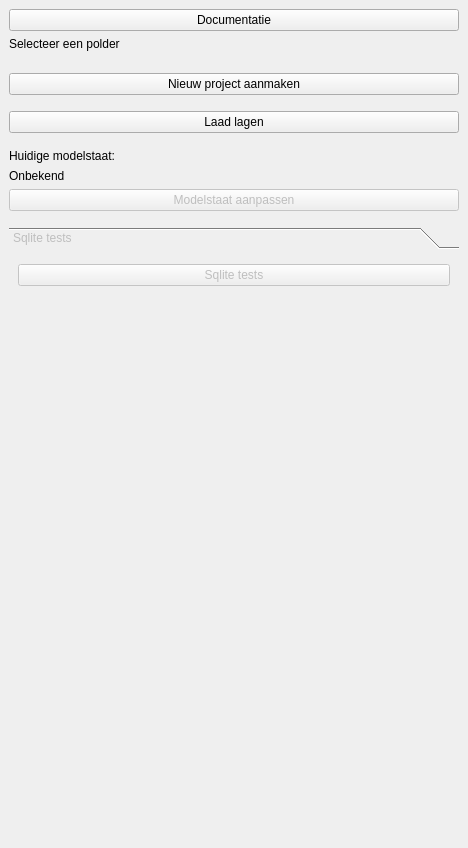
Qt form hhnk_threedi_plugin/hhnk_toolbox_dockwidget_base.ui (threedi/hhnk-threedi-plugin) before a commit.
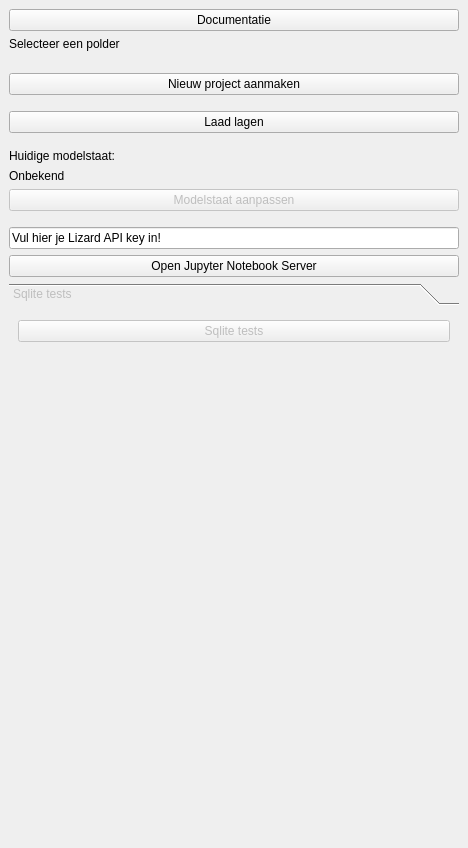
The same form after that commit. Custom widgets are drawn as their Qt base class.

Patch:
```diff
--- a/hhnk_threedi_plugin/hhnk_toolbox_dockwidget_base.ui
+++ b/hhnk_threedi_plugin/hhnk_toolbox_dockwidget_base.ui
@@ -18,8 +18,8 @@
   </property>
   <property name="minimumSize">
    <size>
-    <width>191</width>
-    <height>505</height>
+    <width>205</width>
+    <height>534</height>
    </size>
   </property>
   <property name="maximumSize">
@@ -177,6 +177,20 @@
       </property>
      </spacer>
     </item>
+    <item>
+     <widget class="QLineEdit" name="lizard_api_key_textbox">
+      <property name="text">
+       <string>Vul hier je Lizard API key in!</string>
+      </property>
+     </widget>
+    </item>
+    <item>
+     <widget class="QPushButton" name="server_btn">
+      <property name="text">
+       <string>Open Jupyter Notebook Server</string>
+      </property>
+     </widget>
+    </item>
     <item>
      <widget class="QToolBox" name="tests_toolbox">
       <property name="enabled">
@@ -203,7 +217,7 @@
          <x>0</x>
          <y>0</y>
          <width>446</width>
-         <height>463</height>
+         <height>399</height>
         </rect>
        </property>
        <property name="minimumSize">
```
